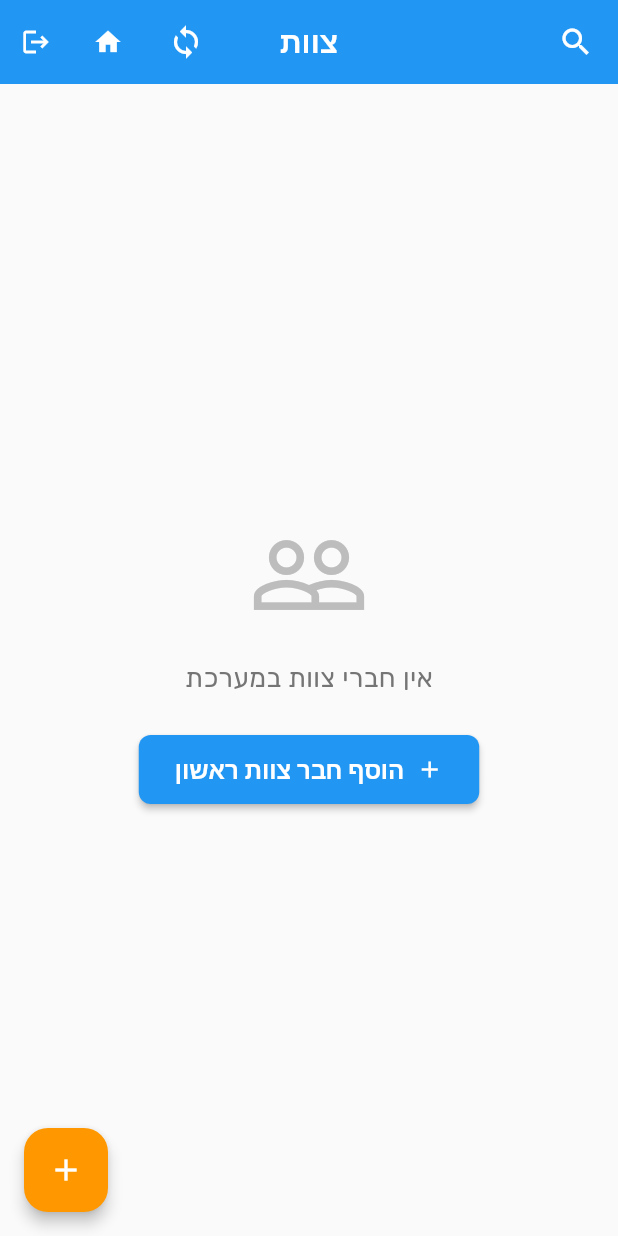
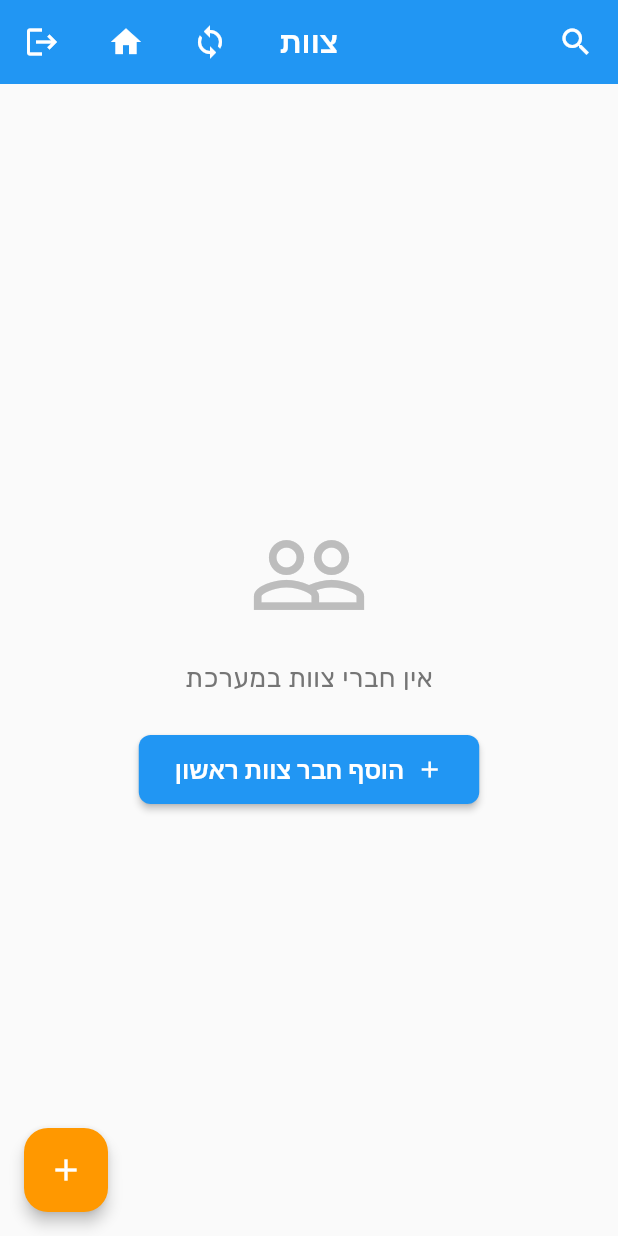
Before and after one commit to omerbengal/Shavtzak, a Flutter app: the TeamListScreen screen opened directly, on a phone screen of 412 x 824 dp. Run offline on Flutter 3.47's test engine with Material 3 defaults, Android fonts, the phone set to English and light mode, and no system bars; our stand-ins replace calendar_date_picker2, cloud_firestore, equatable, firebase_core, flutter_bloc, go_router and 1 more; missing offline and left inert: dart:html, googleapis; accounts and stored records are empty.

Commit message:
Fix navbar icon sizes and RTL snackbar text directionality
Co-authored-by: omerbengal <39809022+omerbengal@users.noreply.github.com>

```diff
--- a/shavtzak/lib/presentation/screens/admin/admin_choice_screen.dart
+++ b/shavtzak/lib/presentation/screens/admin/admin_choice_screen.dart
@@ -133,6 +133,9 @@ class AdminChoiceScreen extends StatelessWidget {
                 icon: const Icon(Icons.logout),
                 tooltip: 'התנתקות',
                 onPressed: () => _showLogoutDialog(context),
+                iconSize: 24,
+                padding: const EdgeInsets.symmetric(horizontal: 10, vertical: 6),
+                constraints: const BoxConstraints(minWidth: 56, minHeight: 44),
               ),
             ],
           );
--- a/shavtzak/lib/presentation/screens/event/widgets/event_form_modal.dart
+++ b/shavtzak/lib/presentation/screens/event/widgets/event_form_modal.dart
@@ -285,7 +285,10 @@ class _EventFormModalState extends State<EventFormModal> {
             ..clearSnackBars()
             ..showSnackBar(
               SnackBar(
-                content: Text('שגיאה בניתוח שיבוצים: $e'),
+                content: Directionality(
+                  textDirection: TextDirection.rtl,
+                  child: Text('שגיאה בניתוח שיבוצים: $e'),
+                ),
                 backgroundColor: Colors.red,
                 duration: const Duration(seconds: 2),
               ),
--- a/shavtzak/lib/presentation/screens/team/team_list_screen.dart
+++ b/shavtzak/lib/presentation/screens/team/team_list_screen.dart
@@ -192,18 +192,18 @@ class _TeamListScreenState extends State<TeamListScreen> {
               final envPrefix = EnvironmentService.instance.routePrefix;
               context.go('$envPrefix/admin');
             },
-            iconSize: 20,
-            padding: const EdgeInsets.all(8),
-            constraints: const BoxConstraints(minWidth: 40, minHeight: 40),
+            iconSize: 24,
+            padding: const EdgeInsets.symmetric(horizontal: 10, vertical: 6),
+            constraints: const BoxConstraints(minWidth: 56, minHeight: 44),
           ),
           // Logout button (appears farthest left in RTL)
           IconButton(
             icon: const Icon(Icons.logout),
             tooltip: 'התנתק',
             onPressed: () => _logout(context),
-            iconSize: 20,
-            padding: const EdgeInsets.all(8),
-            constraints: const BoxConstraints(minWidth: 40, minHeight: 40),
+            iconSize: 24,
+            padding: const EdgeInsets.symmetric(horizontal: 10, vertical: 6),
+            constraints: const BoxConstraints(minWidth: 56, minHeight: 44),
           ),
         ],
       ),
@@ -214,7 +214,10 @@ class _TeamListScreenState extends State<TeamListScreen> {
                 ..clearSnackBars()
                 ..showSnackBar(
                   SnackBar(
-                    content: Text(state.message),
+                    content: Directionality(
+                      textDirection: TextDirection.rtl,
+                      child: Text(state.message),
+                    ),
                     backgroundColor: Colors.red,
                     duration: const Duration(seconds: 2),
                   ),
@@ -224,7 +227,10 @@ class _TeamListScreenState extends State<TeamListScreen> {
                 ..clearSnackBars()
                 ..showSnackBar(
                   SnackBar(
-                    content: Text(state.message),
+                    content: Directionality(
+                      textDirection: TextDirection.rtl,
+                      child: Text(state.message),
+                    ),
                     backgroundColor: Colors.green,
                     duration: const Duration(seconds: 2),
                   ),
--- a/shavtzak/lib/presentation/screens/user/user_assignments_screen.dart
+++ b/shavtzak/lib/presentation/screens/user/user_assignments_screen.dart
@@ -59,7 +59,10 @@ class _UserAssignmentsScreenState extends State<UserAssignmentsScreen> {
                       ..clearSnackBars()
                       ..showSnackBar(
                         SnackBar(
-                          content: Text(state.message),
+                          content: Directionality(
+                            textDirection: TextDirection.rtl,
+                            child: Text(state.message),
+                          ),
                           backgroundColor: Colors.red,
                           duration: const Duration(seconds: 2),
                         ),
--- a/shavtzak/lib/presentation/screens/whoami/whoami_screen.dart
+++ b/shavtzak/lib/presentation/screens/whoami/whoami_screen.dart
@@ -90,6 +90,9 @@ class _WhoamiScreenState extends State<WhoamiScreen> {
               icon: const Icon(Icons.logout),
               tooltip: 'ניקוי מטמון',
               onPressed: () => _showClearCacheDialog(context),
+              iconSize: 24,
+              padding: const EdgeInsets.symmetric(horizontal: 10, vertical: 6),
+              constraints: const BoxConstraints(minWidth: 56, minHeight: 44),
             ),
           ],
         ),
```
Also changed, not shown: shavtzak/lib/presentation/screens/assignment/assignment_list_screen.dart (+28 -7 lines), shavtzak/lib/presentation/screens/event/event_list_screen.dart (+8 -2 lines), shavtzak/lib/presentation/screens/user/availability_screen.dart (+16 -4 lines), shavtzak/lib/presentation/screens/user/constraints_screen.dart (+16 -4 lines).
